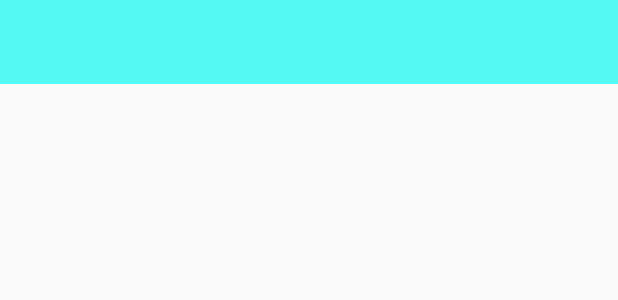
After one commit to nguyenson2012/RefreshBodyISBK, an Android app: the layout toolbar.xml on its own in the app's theme, with its tools: preview values and no code run, on a phone screen of 412 x 824 dp. The commit adds this screen. Shown: the top 300 px of the screen. Run offline under Robolectric (Android 15) with nearby library versions, the phone set to English and light mode, and no system bars.

Commit message:
add some necessary library

```diff
--- a/app/build.gradle
+++ b/app/build.gradle
@@ -25,5 +25,9 @@ dependencies {
         exclude group: 'com.android.support', module: 'support-annotations'
     })
     compile 'com.android.support:appcompat-v7:24.2.1'
+    compile 'com.android.support:recyclerview-v7:24.1.1'
+    compile 'com.android.support:design:24.1.1'
+    compile 'com.intuit.sdp:sdp-android:1.0.3'
+    compile 'io.realm:realm-android:0.82.0'
     testCompile 'junit:junit:4.12'
 }
--- /dev/null
+++ b/app/src/main/res/layout/toolbar.xml
@@ -0,0 +1,10 @@
+<?xml version="1.0" encoding="utf-8"?>
+<android.support.v7.widget.Toolbar xmlns:android="http://schemas.android.com/apk/res/android"
+    xmlns:local="http://schemas.android.com/apk/res-auto"
+    android:id="@+id/toolbar"
+    android:layout_width="match_parent"
+    android:layout_height="wrap_content"
+    android:minHeight="?attr/actionBarSize"
+    android:background="?attr/colorPrimary"
+    local:theme="@style/ThemeOverlay.AppCompat.Dark.ActionBar"
+    local:popupTheme="@style/ThemeOverlay.AppCompat.Light" />
--- a/app/src/main/res/values/colors.xml
+++ b/app/src/main/res/values/colors.xml
@@ -1,6 +1,6 @@
 <?xml version="1.0" encoding="utf-8"?>
 <resources>
-    <color name="colorPrimary">#3F51B5</color>
-    <color name="colorPrimaryDark">#303F9F</color>
+    <color name="colorPrimary">#54f9f3</color>
+    <color name="colorPrimaryDark">#17f9d7</color>
     <color name="colorAccent">#FF4081</color>
 </resources>
```
Also changed, not shown: app/src/main/res/layout/activity_main.xml (+36 -13 lines).
